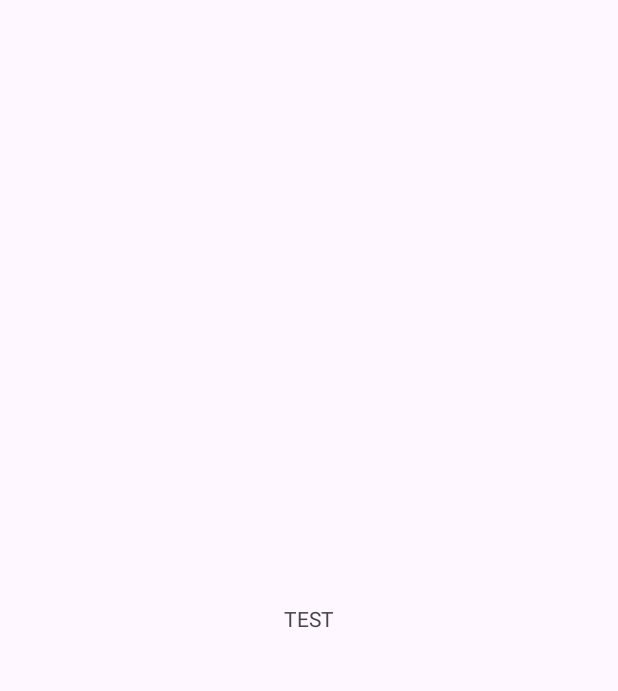
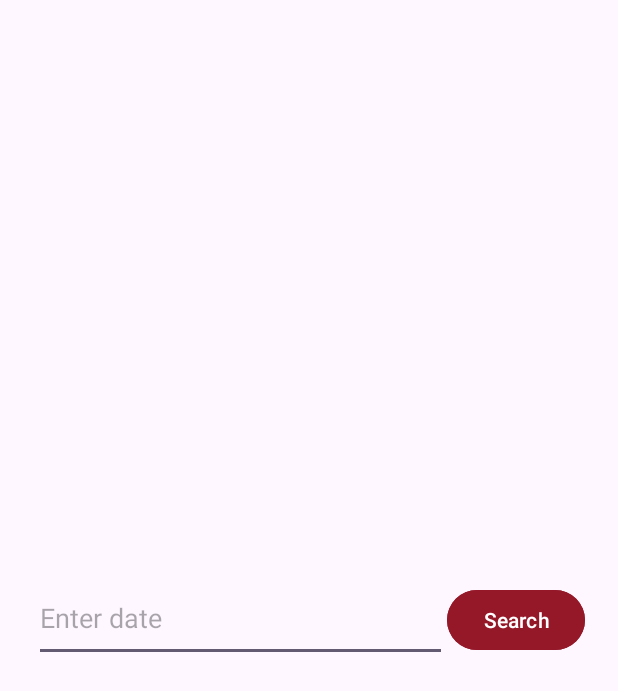
Before and after one commit to sashap100/Vassar-Dining-App, an Android app: the screen it shows after launch (MainActivity), on a phone screen of 412 x 824 dp. Before the commit the part shown is almost empty. Shown: the top 691 px of the screen. Run offline under Robolectric (Android 15) with nearby library versions, the light colour scheme and no system bars.

Commit message:
Added date input and button to xml

```diff
--- a/intellij/astudio/app/src/main/res/layout/activity_main.xml
+++ b/intellij/astudio/app/src/main/res/layout/activity_main.xml
@@ -6,13 +6,29 @@
     android:layout_height="match_parent"
     tools:context=".MainActivity">
 
-    <TextView
-        android:id="@+id/textView2"
+    <LinearLayout
         android:layout_width="wrap_content"
         android:layout_height="wrap_content"
-        android:text="TEST"
+        android:orientation="horizontal"
         app:layout_constraintBottom_toBottomOf="parent"
         app:layout_constraintEnd_toEndOf="parent"
         app:layout_constraintStart_toStartOf="parent"
-        app:layout_constraintTop_toTopOf="parent" />
+        app:layout_constraintTop_toTopOf="parent">
+
+        <EditText
+            android:id="@+id/dateInput"
+            android:layout_width="275dp"
+            android:layout_height="58dp"
+            android:ems="10"
+            android:hint="Enter date"
+            android:inputType="date" />
+
+        <Button
+            android:id="@+id/dateInputButton"
+            android:layout_width="wrap_content"
+            android:layout_height="wrap_content"
+            android:layout_weight="1"
+            android:backgroundTint="#951829"
+            android:text="Search" />
+    </LinearLayout>
 </androidx.constraintlayout.widget.ConstraintLayout>
```
